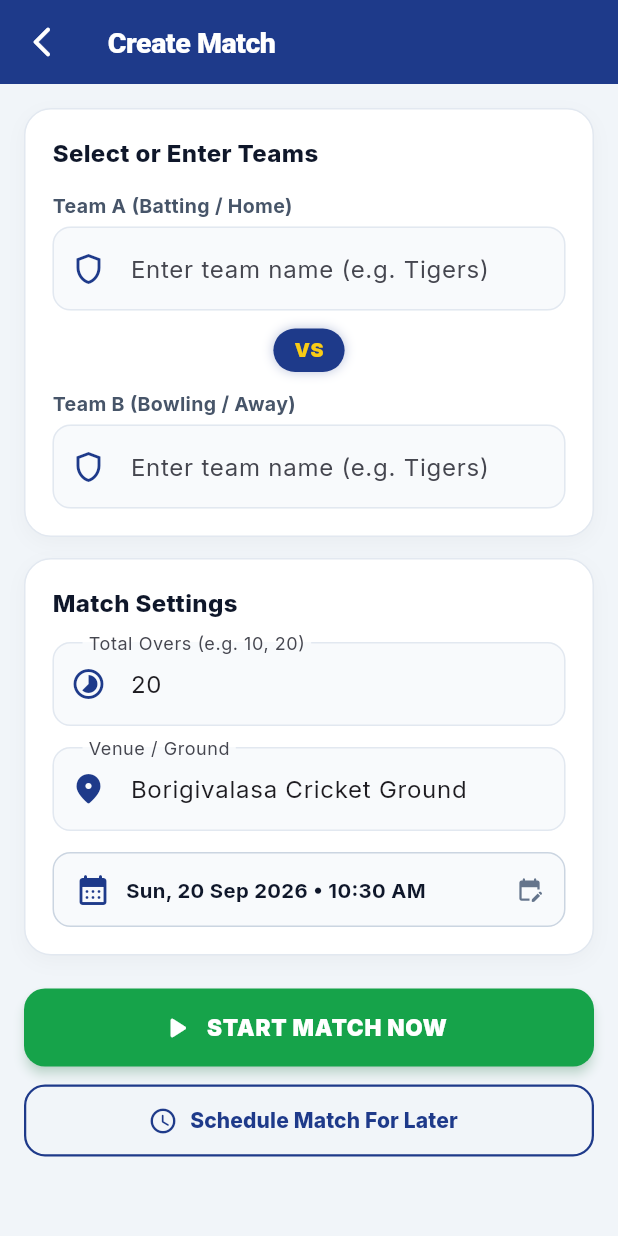
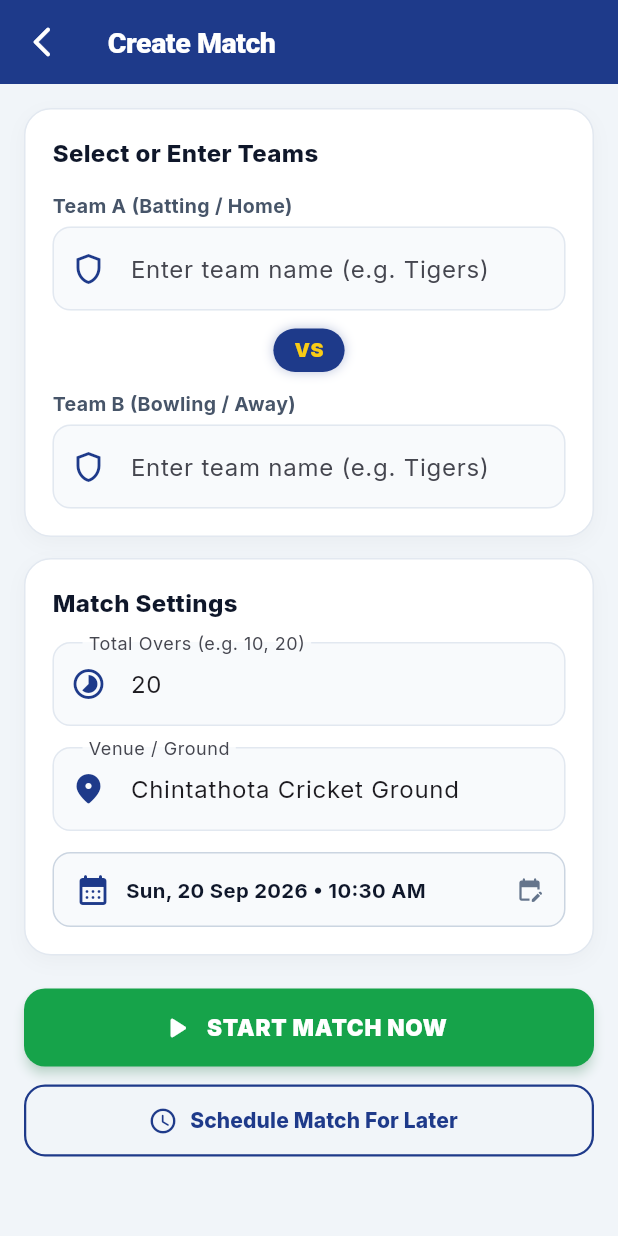
Before and after one commit to rajeshkinjarapu/cricket_borigivalasa, a Flutter app: the MatchFormScreen screen opened by its route, on a phone screen of 412 x 824 dp. Run offline on Flutter 3.47's test engine with Material 3 defaults, Android fonts, the phone set to English and light mode, and no system bars; our stand-ins replace cloud_firestore, firebase_auth, firebase_core, firebase_storage, fl_chart, flutter_riverpod and 3 more; accounts and stored records are empty.

Commit message:
feat: set default venue to Chintathota Cricket Ground across match creation and tournament screens

```diff
--- a/lib/features/matches/presentation/screens/match_form_screen.dart
+++ b/lib/features/matches/presentation/screens/match_form_screen.dart
@@ -36,7 +36,7 @@ class _MatchFormScreenState extends ConsumerState<MatchFormScreen> {
   final _teamBNameController = TextEditingController();
 
   final _oversController = TextEditingController(text: '20');
-  final _venueController = TextEditingController(text: 'Borigivalasa Cricket Ground');
+  final _venueController = TextEditingController(text: 'Chintathota Cricket Ground');
   DateTime _matchDate = DateTime.now();
 
   bool _isSaving = false;
--- a/lib/features/tournaments/presentation/screens/tournament_detail_screen.dart
+++ b/lib/features/tournaments/presentation/screens/tournament_detail_screen.dart
@@ -386,7 +386,7 @@ class _TournamentDetailScreenState extends ConsumerState<TournamentDetailScreen>
                                 icon: Icons.place_rounded,
                                 iconColor: const Color(0xFFDC2626),
                                 title: 'Venue',
-                                value: t.venue != null && t.venue!.isNotEmpty ? t.venue! : 'Borigivalasa Ground',
+                                value: t.venue != null && t.venue!.isNotEmpty ? t.venue! : 'Chintathota Cricket Ground',
                               ),
                               const Divider(height: 20, color: Color(0xFFF1F5F9)),
                               _InfoRow(
--- a/lib/features/tournaments/presentation/screens/tournament_list_screen.dart
+++ b/lib/features/tournaments/presentation/screens/tournament_list_screen.dart
@@ -329,7 +329,7 @@ class _TournamentList extends StatelessWidget {
                       const SizedBox(width: 4),
                       Expanded(
                         child: Text(
-                          t.venue ?? 'Borigivalasa Cricket Ground',
+                          t.venue ?? 'Chintathota Cricket Ground',
                           style: const TextStyle(
                             color: Color(0xFF64748B),
                             fontSize: 12.5,
```
